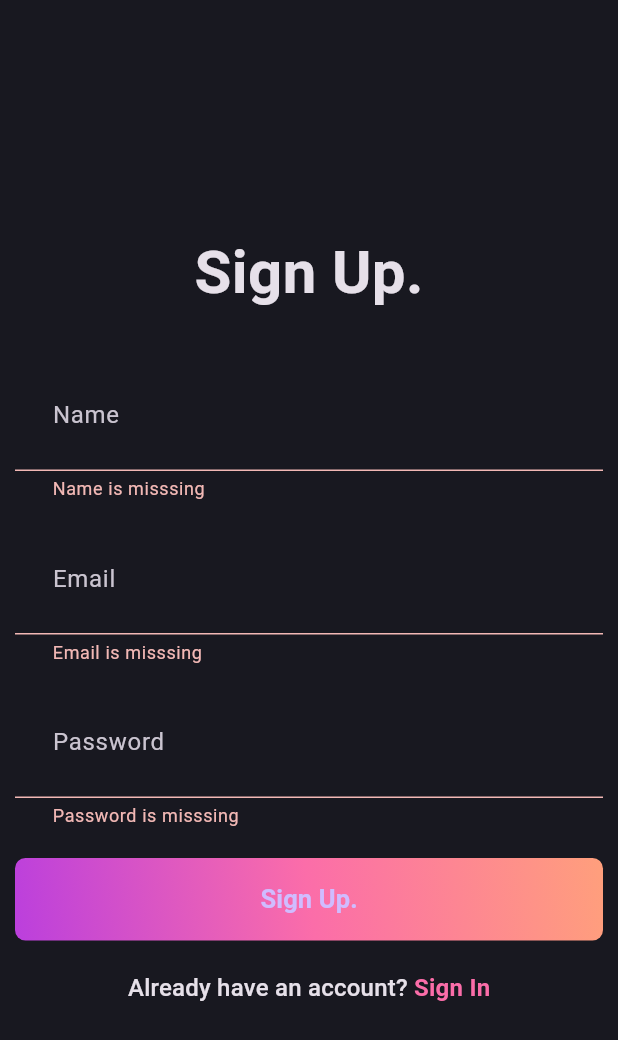
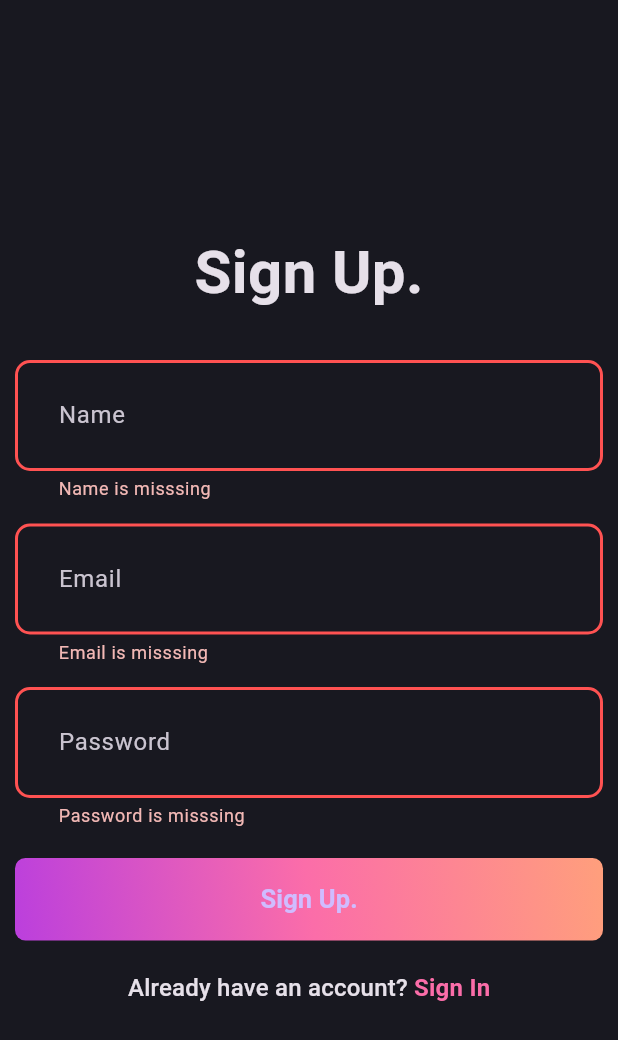
Before and after one commit to samuketema/weblog, a Flutter app: the screen it shows after launch, after a tap on "Sign Up.", on a phone screen of 412 x 824 dp. Shown: the top 1040 px of the screen. Run offline on Flutter 3.47's test engine with Material 3 defaults, Android fonts, the phone set to English and light mode, and no system bars; our stand-ins replace dotted_border, flutter_bloc, fpdart, get_it, image_picker, supabase_flutter; accounts and stored records are empty.

Commit message:
customizing the boarder for textField.

```diff
--- a/lib/core/theme/app_theme.dart
+++ b/lib/core/theme/app_theme.dart
@@ -20,9 +20,11 @@ class AppTheme {
     ),
     scaffoldBackgroundColor: AppPallete.backgroundColor,
     inputDecorationTheme: InputDecorationTheme(
+      border: _border(),
       contentPadding: EdgeInsets.all(25),
       enabledBorder: _border(),
       focusedBorder: _border(AppPallete.gradient2),
+      errorBorder: _border(AppPallete.errorColor),
     )
   );
 }
```
